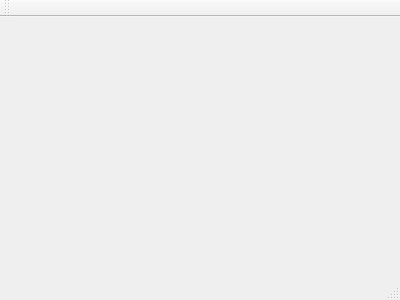
This is FilmScanner/mainwindow.ui in gswdh/FilmScannerPC as Qt 5 draws it before an edit. The edited form follows.
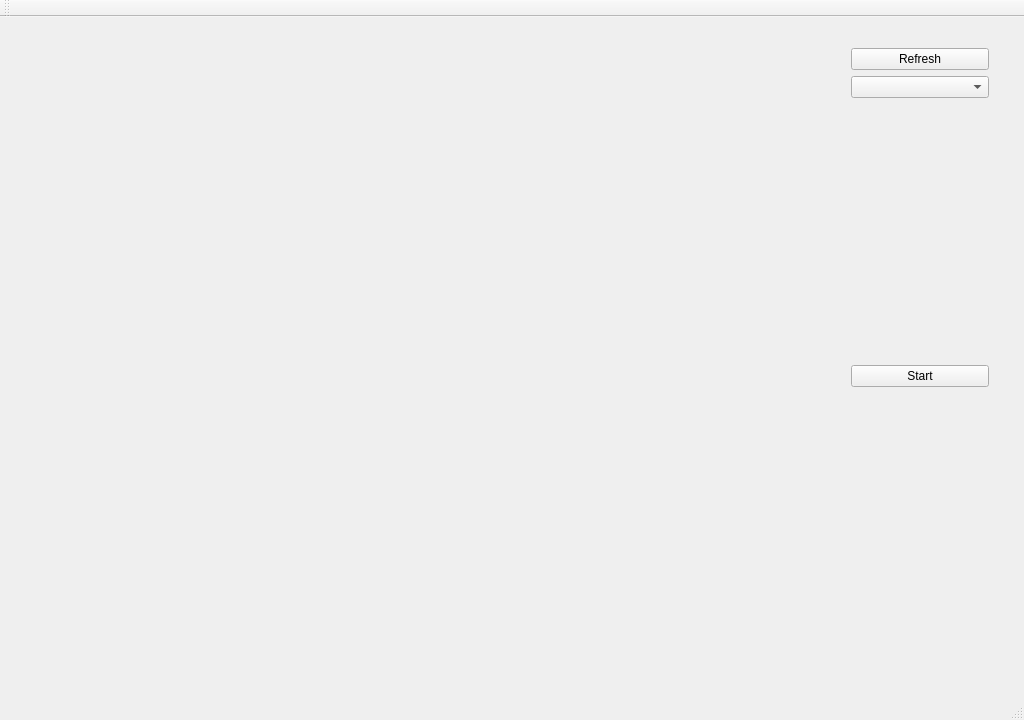
This is the edited form.

```diff
--- a/FilmScanner/mainwindow.ui
+++ b/FilmScanner/mainwindow.ui
@@ -1,24 +1,82 @@
 <ui version="4.0">
  <class>MainWindow</class>
- <widget class="QMainWindow" name="MainWindow" >
-  <property name="geometry" >
+ <widget class="QMainWindow" name="MainWindow">
+  <property name="geometry">
    <rect>
     <x>0</x>
     <y>0</y>
-    <width>400</width>
-    <height>300</height>
+    <width>1024</width>
+    <height>720</height>
    </rect>
   </property>
   <property name="windowTitle" >
    <string>MainWindow</string>
   </property>
-  <widget class="QMenuBar" name="menuBar" />
-  <widget class="QToolBar" name="mainToolBar" />
-  <widget class="QWidget" name="centralWidget" />
-  <widget class="QStatusBar" name="statusBar" />
+  <widget class="QWidget" name="centralWidget">
+   <widget class="QWidget" name="verticalLayoutWidget">
+    <property name="geometry">
+     <rect>
+      <x>840</x>
+      <y>20</y>
+      <width>160</width>
+      <height>361</height>
+     </rect>
+    </property>
+    <layout class="QVBoxLayout" name="verticalLayout">
+     <item>
+      <widget class="QPushButton" name="refresh_button">
+       <property name="text">
+        <string>Refresh</string>
+       </property>
+      </widget>
+     </item>
+     <item>
+      <widget class="QComboBox" name="devices_box"/>
+     </item>
+     <item>
+      <spacer name="verticalSpacer">
+       <property name="orientation">
+        <enum>Qt::Vertical</enum>
+       </property>
+       <property name="sizeHint" stdset="0">
+        <size>
+         <width>20</width>
+         <height>300</height>
+        </size>
+       </property>
+      </spacer>
+     </item>
+     <item>
+      <widget class="QPushButton" name="startstop_button">
+       <property name="text">
+        <string>Start</string>
+       </property>
+      </widget>
+     </item>
+    </layout>
+   </widget>
+  </widget>
+  <widget class="QMenuBar" name="menuBar">
+   <property name="geometry">
+    <rect>
+     <x>0</x>
+     <y>0</y>
+     <width>1024</width>
+     <height>21</height>
+    </rect>
+   </property>
+  </widget>
+  <widget class="QToolBar" name="mainToolBar">
+   <attribute name="toolBarArea">
+    <enum>TopToolBarArea</enum>
+   </attribute>
+   <attribute name="toolBarBreak">
+    <bool>false</bool>
+   </attribute>
+  </widget>
+  <widget class="QStatusBar" name="statusBar"/>
  </widget>
- <layoutDefault spacing="6" margin="11" />
- <pixmapfunction></pixmapfunction>
+ <layoutdefault spacing="6" margin="11"/>
  <resources/>
  <connections/>
 </ui>
```
Left out of the diff: 3 changed lines with no effect on the pictures.
